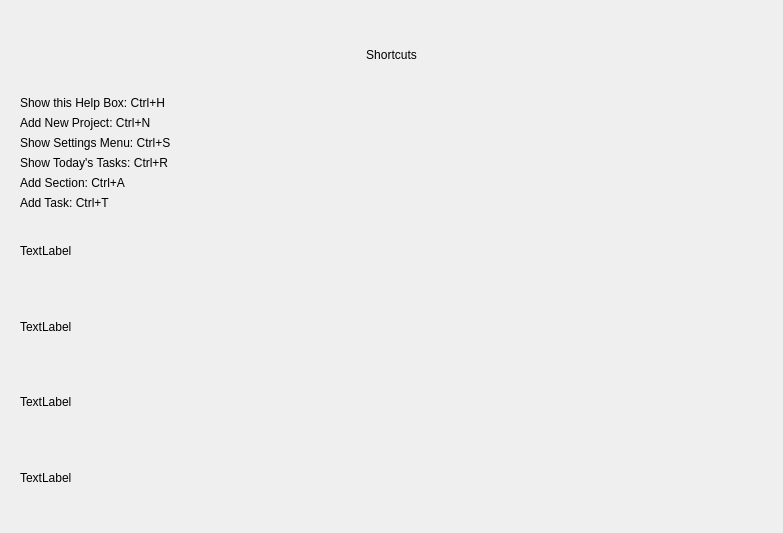
Qt form Codebase/GUI/UI_Files/HelpWidget.ui (Mulukulum/Amberia) before a commit.
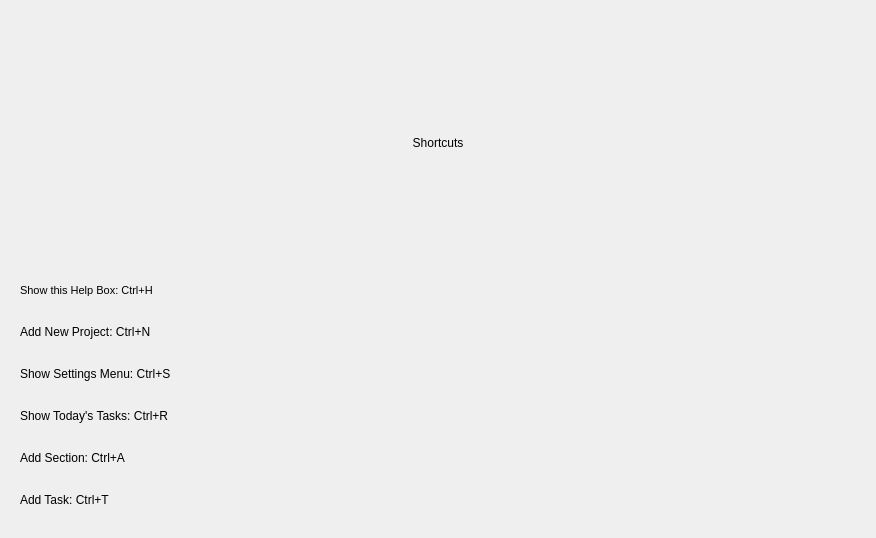
The same form after that commit.

The edit to the form file:
```diff
--- a/Codebase/GUI/UI_Files/HelpWidget.ui
+++ b/Codebase/GUI/UI_Files/HelpWidget.ui
@@ -6,8 +6,8 @@
    <rect>
     <x>0</x>
     <y>0</y>
-    <width>783</width>
-    <height>533</height>
+    <width>876</width>
+    <height>538</height>
    </rect>
   </property>
   <property name="windowTitle">
@@ -36,8 +36,8 @@
        <rect>
         <x>0</x>
         <y>0</y>
-        <width>765</width>
-        <height>515</height>
+        <width>858</width>
+        <height>520</height>
        </rect>
       </property>
       <layout class="QVBoxLayout" name="verticalLayout">
@@ -55,6 +55,11 @@
         <layout class="QVBoxLayout" name="ShortcutListVLayout">
          <item>
           <widget class="QLabel" name="HelpBox">
+           <property name="font">
+            <font>
+             <pointsize>8</pointsize>
+            </font>
+           </property>
            <property name="text">
             <string>Show this Help Box: Ctrl+H</string>
            </property>
@@ -97,34 +102,6 @@
          </item>
         </layout>
        </item>
-       <item>
-        <widget class="QLabel" name="label">
-         <property name="text">
-          <string>TextLabel</string>
-         </property>
-        </widget>
-       </item>
-       <item>
-        <widget class="QLabel" name="label_2">
-         <property name="text">
-          <string>TextLabel</string>
-         </property>
-        </widget>
-       </item>
-       <item>
-        <widget class="QLabel" name="label_4">
-         <property name="text">
-          <string>TextLabel</string>
-         </property>
-        </widget>
-       </item>
-       <item>
-        <widget class="QLabel" name="label_3">
-         <property name="text">
-          <string>TextLabel</string>
-         </property>
-        </widget>
-       </item>
       </layout>
      </widget>
     </widget>
```
Left out of the diff: 4 changed lines with no effect on the pictures.
